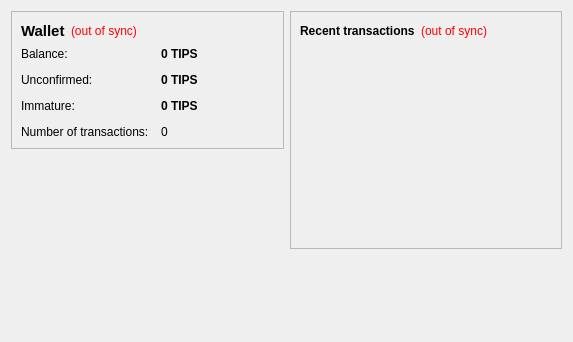
Above: src/qt/forms/overviewpage.ui from Afzal68021/fedoracoin before the change. Below: the same form after it.
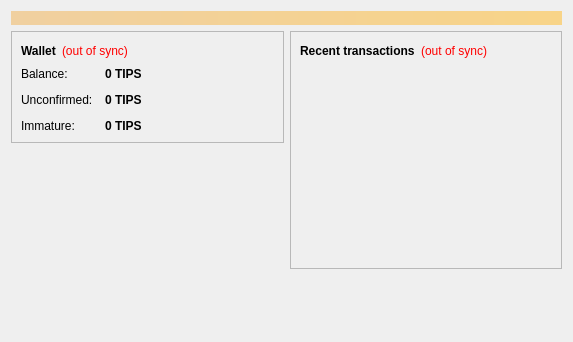
That is the form after the change. Icons and pictures are not drawn.

Diff of the .ui file:
```diff
--- a/src/qt/forms/overviewpage.ui
+++ b/src/qt/forms/overviewpage.ui
@@ -13,6 +13,24 @@
   <property name="windowTitle">
    <string>Form</string>
   </property>
+  <layout class="QVBoxLayout" name="topLayout">
+   <item>
+    <widget class="QLabel" name="labelAlerts">
+     <property name="visible">
+      <bool>false</bool>
+     </property>
+     <property name="styleSheet">
+      <string notr="true">background-color: qlineargradient(x1: 0, y1: 0, x2: 1, y2: 0, stop:0 #F0D0A0, stop:1 #F8D488); color:#000000;</string>
+     </property>
+     <property name="wordWrap">
+      <bool>true</bool>
+     </property>
+     <property name="margin">
+      <number>3</number>
+     </property>
+    </widget>
+   </item>
+   <item>
   <layout class="QHBoxLayout" name="horizontalLayout" stretch="1,1">
    <item>
     <layout class="QVBoxLayout" name="verticalLayout_2">
@@ -31,7 +49,6 @@
            <widget class="QLabel" name="label_5">
             <property name="font">
              <font>
-              <pointsize>11</pointsize>
               <weight>75</weight>
               <bold>true</bold>
              </font>
@@ -141,23 +158,6 @@
             </property>
            </widget>
           </item>
-          <item row="3" column="0">
-           <widget class="QLabel" name="label_2">
-            <property name="text">
-             <string>Number of transactions:</string>
-            </property>
-           </widget>
-          </item>
-          <item row="3" column="1">
-           <widget class="QLabel" name="labelNumTransactions">
-            <property name="toolTip">
-             <string>Total number of transactions in wallet</string>
-            </property>
-            <property name="text">
-             <string notr="true">0</string>
-            </property>
-           </widget>
-          </item>
           <item row="2" column="0">
            <widget class="QLabel" name="labelImmatureText">
             <property name="text">
@@ -208,7 +208,7 @@
            <string/>
           </property>
           <property name="pixmap">
-           <pixmap resource="../bitcoin.qrc">:/images/wallet_bgcoin</pixmap>
+          <pixmap resource="../bitcoin.qrc">:/icons/bgicon</pixmap>
           </property>
           <property name="scaledContents">
            <bool>false</bool>
@@ -315,6 +315,8 @@
         </size>
        </property>
       </spacer>
+       </item>
+      </layout>
      </item>
     </layout>
    </item>
```
Lines whose indentation alone changed are shown as unchanged.
